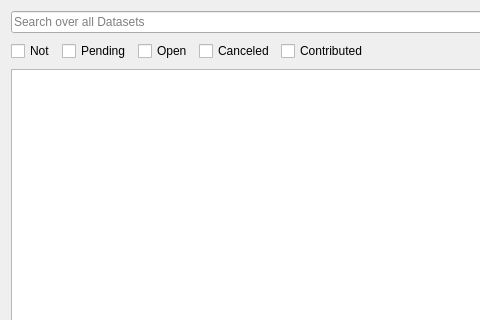
Old version of the form forms/sentbills.ui in the repository LukyLuke/PiTres; both pictures show x 0 to 480 and y 0 to 320 of the 743 by 491 pixel window.
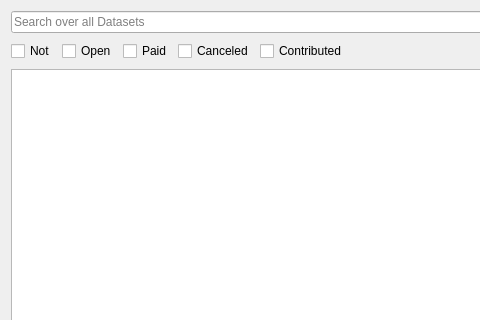
New version of the form. Icons and pictures are not drawn.

```diff
--- a/forms/sentbills.ui
+++ b/forms/sentbills.ui
@@ -70,16 +70,16 @@
       </widget>
      </item>
      <item>
-      <widget class="QCheckBox" name="checkPending">
+      <widget class="QCheckBox" name="checkOpen">
        <property name="text">
-        <string>Pending</string>
+        <string>Open</string>
        </property>
       </widget>
      </item>
      <item>
-      <widget class="QCheckBox" name="checkOpen">
+      <widget class="QCheckBox" name="checkPaid">
        <property name="text">
-        <string>Open</string>
+        <string>Paid</string>
        </property>
       </widget>
      </item>
```
